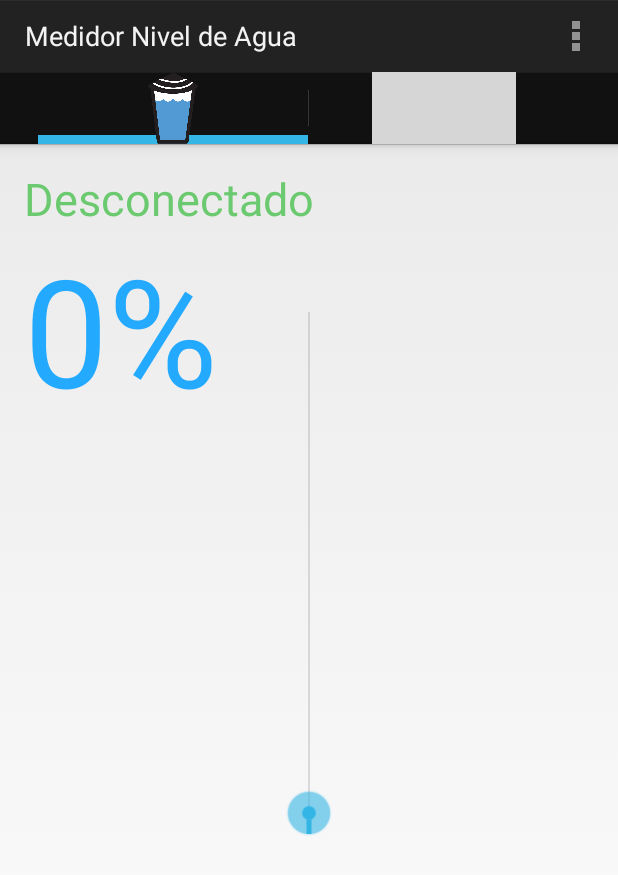
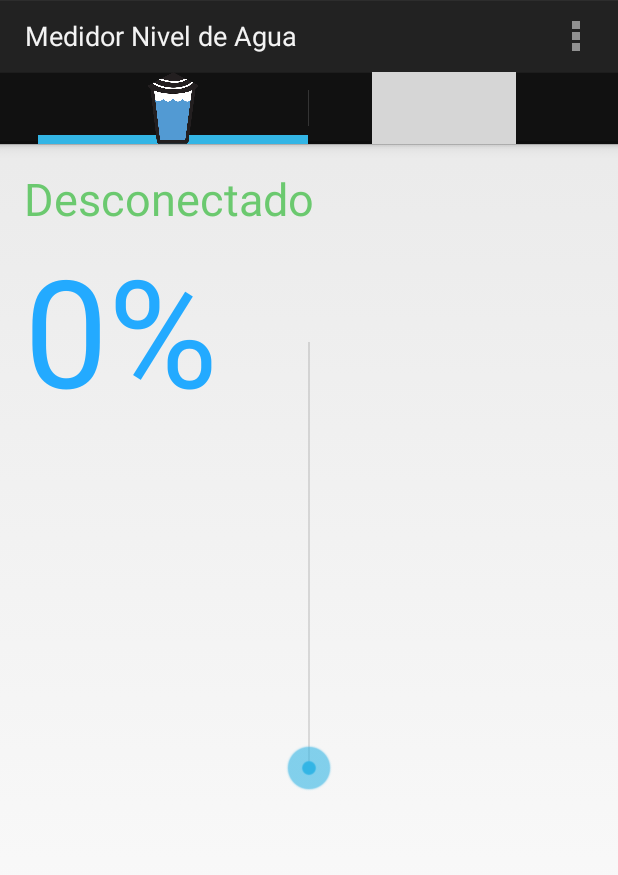
Before and after one commit to gabitosoft/BluetoothMeasure, an Android app: the screen it shows after launch (MainActivity), on a phone screen of 412 x 824 dp. Shown: the top 875 px of the screen. Run offline under Robolectric (Android 15) with nearby library versions, the phone set to English and light mode, and no system bars; 1 statement that could not run was skipped; grey boxes are pictures that could not be loaded.

Commit message:
Last changes on activities

```diff
--- a/app/src/main/java/com/gabitosoft/bluetoothmeasure/FragmentConfiguration.java
+++ b/app/src/main/java/com/gabitosoft/bluetoothmeasure/FragmentConfiguration.java
@@ -18,7 +18,6 @@ import android.widget.ToggleButton;
 public class FragmentConfiguration extends Fragment {
 
     private BluetoothAdapter bluetooth;
-    private TextView status;
     private ToggleButton toggleButton;
     //private Context context;
 
@@ -29,8 +28,7 @@ public class FragmentConfiguration extends Fragment {
 
         View rootView = inflater.inflate(R.layout.configuration_layout, container, false);
 
-//        bluetooth = BluetoothAdapter.getDefaultAdapter();
-//        status = (TextView)findViewById(R.id.textView);
+        bluetooth = BluetoothAdapter.getDefaultAdapter();
 //
 //        toggleButton = (ToggleButton) findViewById(R.id.toggleButton);
 //
--- a/app/src/main/java/com/gabitosoft/bluetoothmeasure/FragmentGraphic.java
+++ b/app/src/main/java/com/gabitosoft/bluetoothmeasure/FragmentGraphic.java
@@ -6,7 +6,6 @@ import android.view.LayoutInflater;
 import android.view.View;
 import android.view.ViewGroup;
 import android.widget.SeekBar;
-import android.widget.Toast;
 
 /**
  * Created by Gabriel Delgado on 29-05-15.
--- a/app/src/main/java/com/gabitosoft/bluetoothmeasure/MainActivity.java
+++ b/app/src/main/java/com/gabitosoft/bluetoothmeasure/MainActivity.java
@@ -7,6 +7,7 @@ import android.graphics.drawable.ColorDrawable;
 import android.os.Bundle;
 import android.view.Menu;
 import android.view.MenuItem;
+import android.widget.TextView;
 
 
 public class MainActivity extends Activity {
@@ -14,6 +15,8 @@ public class MainActivity extends Activity {
     ActionBar.Tab configTab, graphicTab;
     Fragment configFragment = new FragmentConfiguration();
     Fragment graphicFragment = new FragmentGraphic();
+
+    private TextView textView3;
 
     @Override
     protected void onCreate(Bundle savedInstanceState) {
@@ -35,6 +38,9 @@ public class MainActivity extends Activity {
         actionBar.addTab(configTab);
 
         actionBar.setSelectedNavigationItem(0);
+
+        textView3 = (TextView)findViewById(R.id.textView3);
+        textView3.setText("Hola Mundo");
     }
 
     @Override
--- a/app/src/main/res/layout/graphic_layout.xml
+++ b/app/src/main/res/layout/graphic_layout.xml
@@ -26,9 +26,11 @@
         android:id="@+id/seekBar"
         android:layout_width="match_parent"
         android:layout_height="wrap_content"
-        android:layout_marginTop="80dp"
+        android:layout_marginTop="100dp"
+        android:paddingStart="80dp"
+        android:paddingLeft="80dp"
         android:rotation="270"
         android:max="100"
-        android:progress="4" />
+        android:progress="0" />
 
 </LinearLayout>
```
